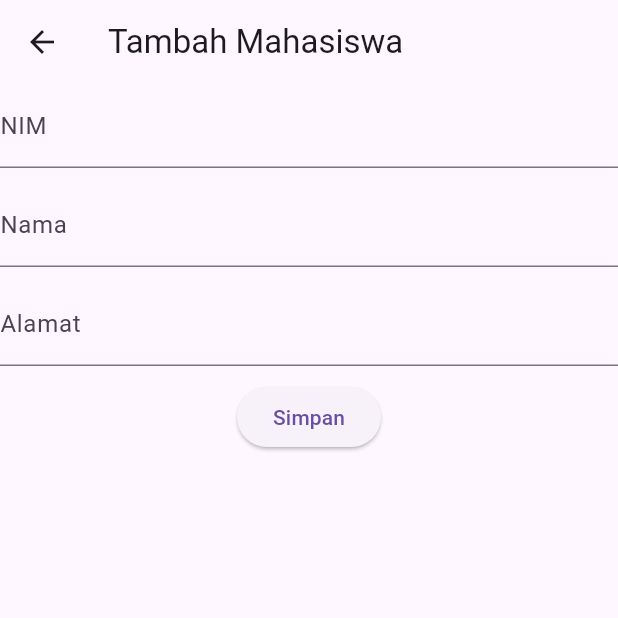
After one commit to Chrisllen-zp/latihan_flutter, a Flutter app: the screen it shows after launch, after a tap on "Form Mahasiswa", on a phone screen of 412 x 824 dp, the top half of it. The commit adds this screen. Run offline on Flutter 3.47's test engine with Material 3 defaults, Android fonts, the phone set to English and light mode, and no system bars; missing offline and left inert: dart:ffi.

Commit message:
Update konten baru

```diff
--- /dev/null
+++ b/lib/mahasiswa_detail.dart
@@ -0,0 +1,26 @@
+import 'package:flutter/material.dart';
+
+class MahasiswaDetail extends StatelessWidget {
+  final String nim;
+  final String nama;
+  final String alamat;
+
+  const MahasiswaDetail(
+      {super.key, required this.nim, required this.nama, required this.alamat});
+
+  @override
+  Widget build(BuildContext context) {
+    return Scaffold(
+      appBar: AppBar(title: Text("Detail Mahasiswa")),
+      body: Center(
+        child: Column(
+          children: [
+            Text("NIM : " + nim),
+            Text("Nama : ${nama}"),
+            Text("Alamat : " + alamat)
+          ],
+        ),
+      ),
+    );
+  }
+}
--- /dev/null
+++ b/lib/mahasiswa_form.dart
@@ -0,0 +1,66 @@
+import 'package:flutter/material.dart';
+import './mahasiswa_detail.dart';
+
+class MahasiswaForm extends StatefulWidget {
+  const MahasiswaForm({super.key});
+
+  @override
+  State<MahasiswaForm> createState() => _MahasiswaFormState();
+}
+
+class _MahasiswaFormState extends State<MahasiswaForm> {
+  final _formKey = GlobalKey<FormState>();
+  final _nimCtrl = TextEditingController();
+  final _namaCtrl = TextEditingController();
+  final _alamatCtrl = TextEditingController();
+
+  @override
+  Widget build(BuildContext context) {
+    return Scaffold(
+      appBar: AppBar(title: Text("Tambah Mahasiswa")),
+      body: Form(
+        key: _formKey,
+        child: Column(
+          children: [
+            nimField(),
+            SizedBox(height: 10),
+            namaField(),
+            SizedBox(height: 10),
+            alamatField(),
+            SizedBox(height: 10),
+            tombolSimpan()
+          ],
+        ),
+      ),
+    );
+  }
+
+  Widget nimField() {
+    return TextField(
+      decoration: InputDecoration(labelText: "NIM"),
+      controller: _nimCtrl,
+    );
+  }
+
+  Widget namaField() {
+    return TextField(
+      decoration: InputDecoration(labelText: "Nama"),
+      controller: _namaCtrl,
+    );
+  }
+
+  Widget alamatField() {
+    return TextField(
+      decoration: InputDecoration(labelText: "Alamat"),
+      controller: _alamatCtrl,
+    );
+  }
+
+  Widget tombolSimpan() {
+    return ElevatedButton(
+      onPressed: (){
+        Navigator.push(context, MaterialPageRoute(builder: (context)=> MahasiswaDetail(nim: _nimCtrl.text, nama: _namaCtrl.text, alamat: _alamatCtrl.text)));
+      },
+      child: Text("Simpan"));
+  }
+}
--- a/lib/parsing.dart
+++ b/lib/parsing.dart
@@ -1,9 +1,16 @@
 import 'package:flutter/material.dart';
+import 'package:latihan_flutter/contoh_stateful.dart';
+import 'package:latihan_flutter/contoh_stateless.dart';
+import 'package:latihan_flutter/mahasiswa_form.dart';
 import './widget/card_widget.dart';
 import './mobile_prog.dart';
 import './parsing_data.dart';
 import './pengenalan_fluuter.dart';
 import './profile_uni.dart';
+import './contoh_stateless.dart';
+import './contoh_stateful.dart';
+import './mahasiswa_form.dart';
+import './tugas_form.dart';
 
 class Parsing extends StatelessWidget {
   const Parsing({super.key});
@@ -23,24 +30,68 @@ class Parsing extends StatelessWidget {
       body: GestureDetector(
         child: Column(
           children: [
-            CardWidget(judul: "Universitas Bina Sarana Informatika", icon: Icons.account_balance,
+            CardWidget(
+              judul: "Universitas Bina Sarana Informatika",
+              icon: Icons.account_balance,
               onTap: () {
-                Navigator.push(context, MaterialPageRoute(builder: (context)=>ProfileUni()));
+                Navigator.push(context,
+                    MaterialPageRoute(builder: (context) => ProfileUni()));
               },
             ),
-            CardWidget(judul: "Pengenalan Flutter", icon: Icons.add_home_work,
-            onTap: () {
-                Navigator.push(context, MaterialPageRoute(builder: (context)=>KenalFlutter()));
+            CardWidget(
+              judul: "Pengenalan Flutter",
+              icon: Icons.add_home_work,
+              onTap: () {
+                Navigator.push(context,
+                    MaterialPageRoute(builder: (context) => KenalFlutter()));
               },
             ),
-            CardWidget(judul: "Parsing Data", icon: Icons.add_location,
+            CardWidget(
+              judul: "Parsing Data",
+              icon: Icons.add_location,
               onTap: () {
-                Navigator.push(context, MaterialPageRoute(builder: (context)=>ParsingData()));
+                Navigator.push(context,
+                    MaterialPageRoute(builder: (context) => ParsingData()));
               },
             ),
-            CardWidget(judul: "Mobile Programming", icon: Icons.android,
-            onTap: () {
-                Navigator.push(context, MaterialPageRoute(builder: (context)=>MobileProg()));
+            CardWidget(
+              judul: "Mobile Programming",
+              icon: Icons.android,
+              onTap: () {
+                Navigator.push(context,
+                    MaterialPageRoute(builder: (context) => MobileProg()));
+              },
+            ),
+            CardWidget(
+              judul: "Contoh Stateless",
+              icon: Icons.settings,
+              onTap: () {
+                Navigator.push(context,
+                    MaterialPageRoute(builder: (context) => ContohStateless()));
+              },
+            ),
+            CardWidget(
+              judul: "Contoh Stateful",
+              icon: Icons.data_object,
+              onTap: () {
+                Navigator.push(context,
+                    MaterialPageRoute(builder: (context) => ContohStateful()));
+              },
+            ),
+            CardWidget(
+              judul: "Form Mahasiswa",
+              icon: Icons.person_2,
+              onTap: () {
+                Navigator.push(context,
+                    MaterialPageRoute(builder: (context) => MahasiswaForm()));
+              },
+            ),
+            CardWidget(
+              judul: "Tugas - Form Mata Kuliah",
+              icon: Icons.folder,
+              onTap: () {
+                Navigator.push(context,
+                    MaterialPageRoute(builder: (context) => TugasForm()));
               },
             ),
           ],
--- a/lib/parsing_data.dart
+++ b/lib/parsing_data.dart
@@ -10,7 +10,7 @@ class ParsingData extends StatelessWidget {
             color: Colors.white,
           ),
         ),
-        backgroundColor: Colors.blue,
+        backgroundColor: Color.fromARGB(255, 202, 34, 34),
       ),
       body: Center(
         child: Text("Selamat Datang di Halaman Parsing Data"),
--- a/lib/pengenalan_fluuter.dart
+++ b/lib/pengenalan_fluuter.dart
@@ -10,7 +10,7 @@ class KenalFlutter extends StatelessWidget {
             color: Colors.white,
           ),
         ),
-        backgroundColor: Colors.blue,
+        backgroundColor: Color.fromARGB(255, 201, 140, 35),
       ),
       body: Center(
         child: Text("Selamat Datang di Halaman Pengenalan Flutter"),
```
Also changed, not shown: lib/contoh_stateful.dart (added, +39 -0 lines), lib/contoh_stateless.dart (added, +25 -0 lines), lib/main.dart (+6 -7 lines), lib/mobile_prog.dart (+5 -2 lines), lib/profile_uni.dart (+5 -2 lines), lib/tugas_form.dart (added, +84 -0 lines), lib/tugas_formdetail.dart (added, +28 -0 lines).
